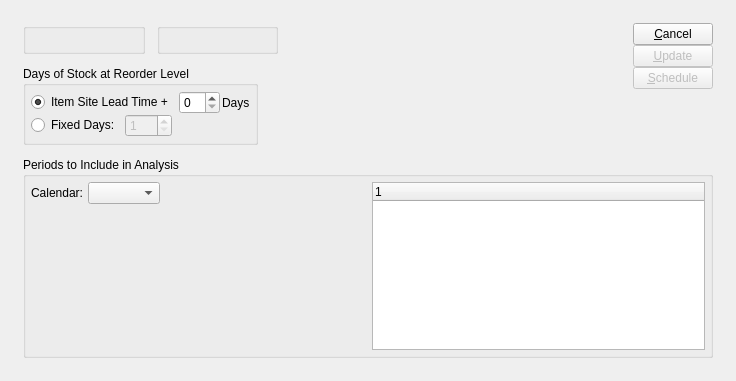
First picture: the form in guiclient/updateOUTLevelByItem.ui, repository Pegasus-RPG/xtuple-client, before the edit.
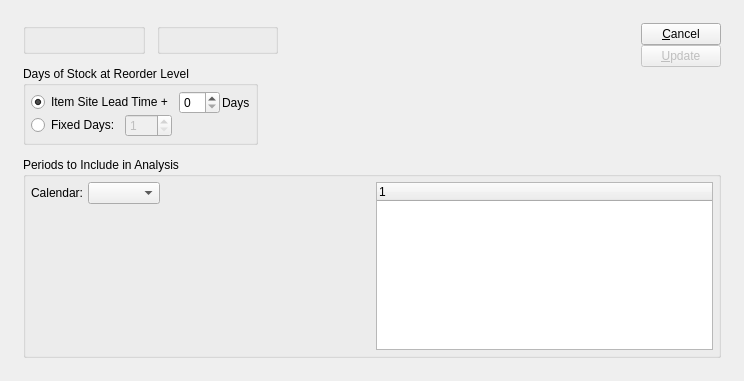
Second picture: the form after the edit. Custom widgets are drawn as their Qt base class.

Commit message: Issue #9401:remove submitAction logic that was moved to xtbatch

Patch:
```diff
--- a/guiclient/updateOUTLevelByItem.ui
+++ b/guiclient/updateOUTLevelByItem.ui
@@ -13,7 +13,7 @@
    <rect>
     <x>0</x>
     <y>0</y>
-    <width>736</width>
+    <width>744</width>
     <height>381</height>
    </rect>
   </property>
@@ -102,16 +102,6 @@
              </property>
             </widget>
            </item>
-           <item>
-            <widget class="QPushButton" name="_submit">
-             <property name="enabled">
-              <bool>false</bool>
-             </property>
-             <property name="text">
-              <string>&amp;Schedule</string>
-             </property>
-            </widget>
-           </item>
           </layout>
          </item>
          <item>
```
Left out of the diff: 18 changed lines with no effect on the pictures. The commit also changes 36 other files.
